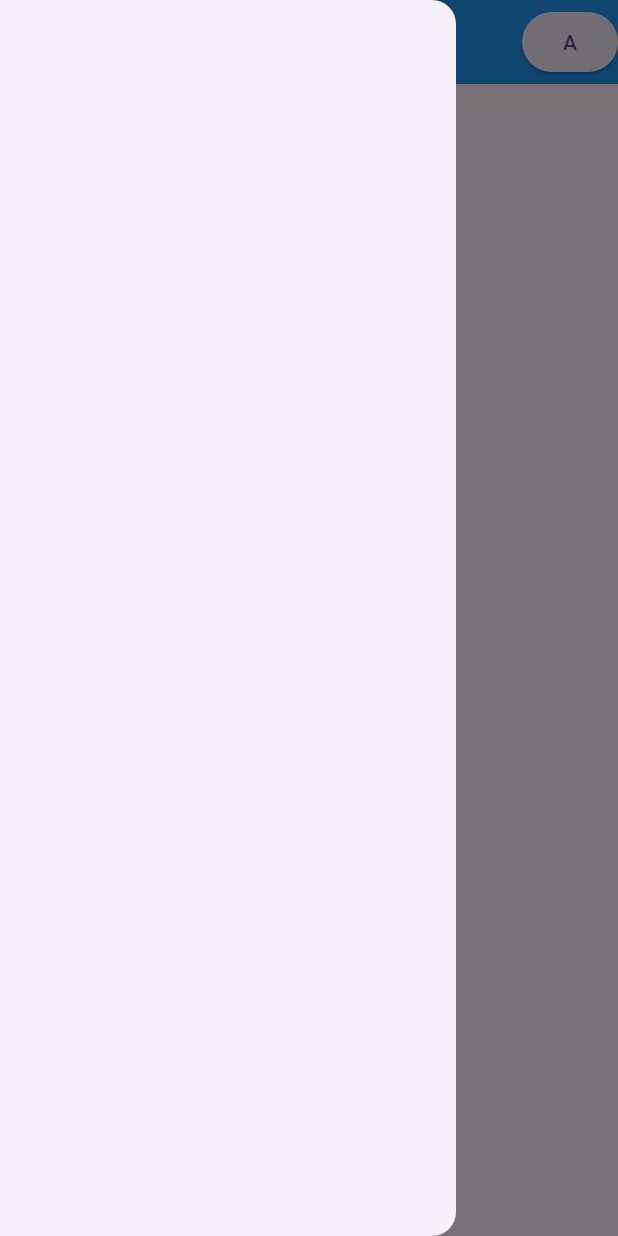
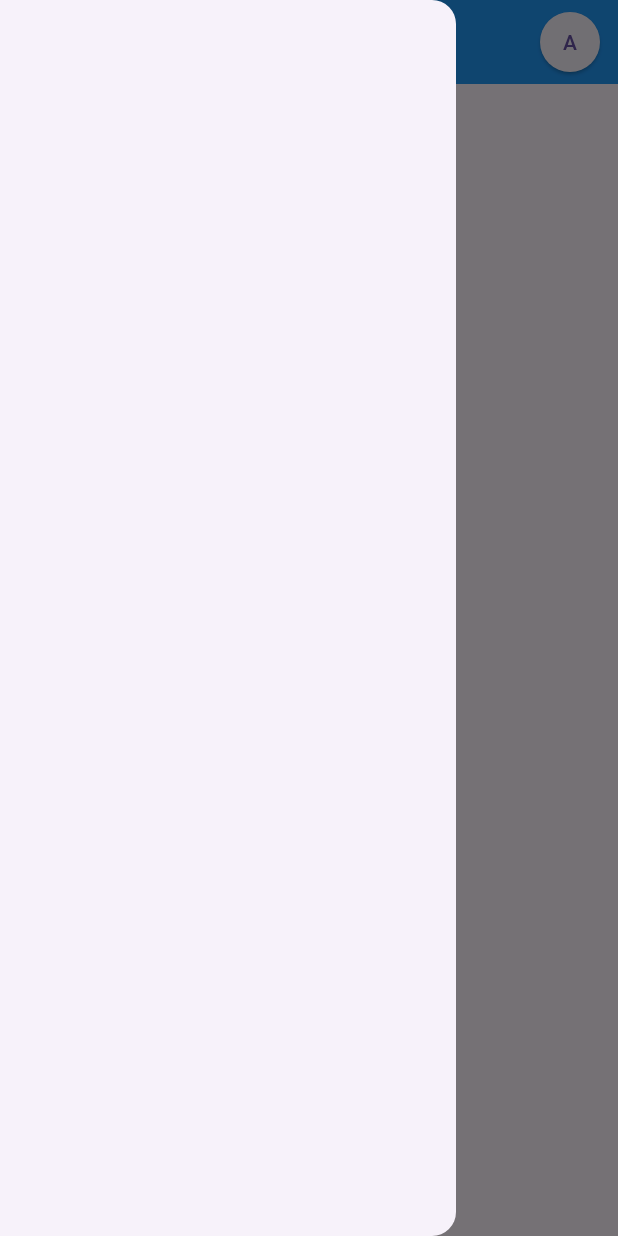
Before and after one commit to luca-stoehr/miteinander_app, a Flutter app: the screen it shows after launch, with the side drawer open, on a phone screen of 412 x 824 dp. Run offline on Flutter 3.47's test engine with Material 3 defaults, Android fonts, the phone set to English and light mode, and no system bars.

Commit message:
appBar actions

```diff
--- a/lib/pages/home.dart
+++ b/lib/pages/home.dart
@@ -1,4 +1,5 @@
 import 'package:flutter/material.dart';
+import 'package:flutter/widgets.dart';
 
 class HomePage extends StatelessWidget {
   const HomePage({super.key});
@@ -31,10 +32,17 @@ class HomePage extends StatelessWidget {
       centerTitle: true,
       backgroundColor: Colors.blue,
       actions: [
-        ElevatedButton(onPressed: () {
+        ElevatedButton(
+          onPressed: () {
 
-        },
-        child: Text('A'))
+          },
+          child: Text('A'),
+          style: ButtonStyle(
+            shape: MaterialStateProperty.all(
+              CircleBorder()
+            )
+          ),
+        )
       ],
     );
   }
```
